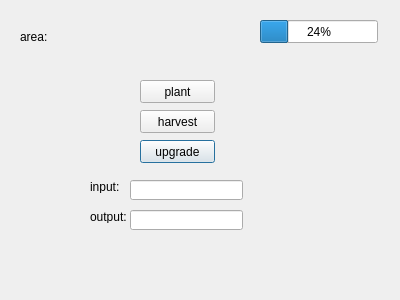
Old version of the form dialogalfalfafield.ui in the repository slotfi909/heyDay.
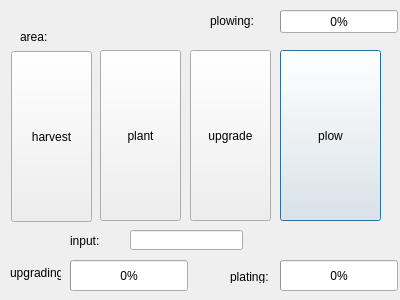
New version of the form.

What changed in the file:
```diff
--- a/dialogalfalfafield.ui
+++ b/dialogalfalfafield.ui
@@ -39,34 +39,11 @@
     <string/>
    </property>
   </widget>
-  <widget class="QPushButton" name="pushButton">
-   <property name="geometry">
-    <rect>
-     <x>140</x>
-     <y>140</y>
-     <width>75</width>
-     <height>23</height>
-    </rect>
-   </property>
-   <property name="text">
-    <string>upgrade</string>
-   </property>
-  </widget>
   <widget class="QLineEdit" name="lineEdit">
    <property name="geometry">
     <rect>
      <x>130</x>
-     <y>180</y>
-     <width>113</width>
-     <height>20</height>
-    </rect>
-   </property>
-  </widget>
-  <widget class="QLineEdit" name="lineEdit_2">
-   <property name="geometry">
-    <rect>
-     <x>130</x>
-     <y>210</y>
+     <y>230</y>
      <width>113</width>
      <height>20</height>
     </rect>
@@ -75,36 +52,127 @@
   <widget class="QLabel" name="label_3">
    <property name="geometry">
     <rect>
-     <x>90</x>
-     <y>180</y>
+     <x>70</x>
+     <y>230</y>
      <width>47</width>
-     <height>13</height>
+     <height>21</height>
     </rect>
    </property>
    <property name="text">
     <string>input:</string>
    </property>
   </widget>
+  <widget class="QProgressBar" name="progressBar">
+   <property name="geometry">
+    <rect>
+     <x>280</x>
+     <y>260</y>
+     <width>118</width>
+     <height>31</height>
+    </rect>
+   </property>
+   <property name="value">
+    <number>0</number>
+   </property>
+  </widget>
   <widget class="QLabel" name="label_4">
    <property name="geometry">
     <rect>
-     <x>90</x>
-     <y>210</y>
+     <x>230</x>
+     <y>270</y>
      <width>47</width>
      <height>13</height>
     </rect>
    </property>
    <property name="text">
-    <string>output:</string>
+    <string>plating:</string>
+   </property>
+  </widget>
+  <widget class="QLabel" name="label_5">
+   <property name="geometry">
+    <rect>
+     <x>10</x>
+     <y>263</y>
+     <width>51</width>
+     <height>20</height>
+    </rect>
+   </property>
+   <property name="text">
+    <string>upgrading:</string>
+   </property>
+  </widget>
+  <widget class="QProgressBar" name="progressBar_2">
+   <property name="geometry">
+    <rect>
+     <x>70</x>
+     <y>260</y>
+     <width>118</width>
+     <height>31</height>
+    </rect>
+   </property>
+   <property name="value">
+    <number>0</number>
+   </property>
+  </widget>
+  <widget class="QProgressBar" name="progressBar_3">
+   <property name="geometry">
+    <rect>
+     <x>280</x>
+     <y>10</y>
+     <width>118</width>
+     <height>23</height>
+    </rect>
+   </property>
+   <property name="value">
+    <number>0</number>
+   </property>
+  </widget>
+  <widget class="QLabel" name="label_6">
+   <property name="geometry">
+    <rect>
+     <x>210</x>
+     <y>10</y>
+     <width>47</width>
+     <height>21</height>
+    </rect>
+   </property>
+   <property name="text">
+    <string>plowing:</string>
+   </property>
+  </widget>
+  <widget class="QPushButton" name="pushButton_4">
+   <property name="geometry">
+    <rect>
+     <x>280</x>
+     <y>50</y>
+     <width>101</width>
+     <height>171</height>
+    </rect>
+   </property>
+   <property name="text">
+    <string>plow</string>
+   </property>
+  </widget>
+  <widget class="QPushButton" name="pushButton">
+   <property name="geometry">
+    <rect>
+     <x>190</x>
+     <y>50</y>
+     <width>81</width>
+     <height>171</height>
+    </rect>
+   </property>
+   <property name="text">
+    <string>upgrade</string>
    </property>
   </widget>
   <widget class="QPushButton" name="pushButton_2">
    <property name="geometry">
     <rect>
-     <x>140</x>
-     <y>110</y>
-     <width>75</width>
-     <height>23</height>
+     <x>11</x>
+     <y>51</y>
+     <width>81</width>
+     <height>171</height>
     </rect>
    </property>
    <property name="text">
@@ -114,29 +182,16 @@
   <widget class="QPushButton" name="pushButton_3">
    <property name="geometry">
     <rect>
-     <x>140</x>
-     <y>80</y>
-     <width>75</width>
-     <height>23</height>
+     <x>100</x>
+     <y>50</y>
+     <width>81</width>
+     <height>171</height>
     </rect>
    </property>
    <property name="text">
     <string>plant</string>
    </property>
   </widget>
-  <widget class="QProgressBar" name="progressBar">
-   <property name="geometry">
-    <rect>
-     <x>260</x>
-     <y>20</y>
-     <width>118</width>
-     <height>23</height>
-    </rect>
-   </property>
-   <property name="value">
-    <number>24</number>
-   </property>
-  </widget>
  </widget>
  <resources/>
  <connections/>
```
